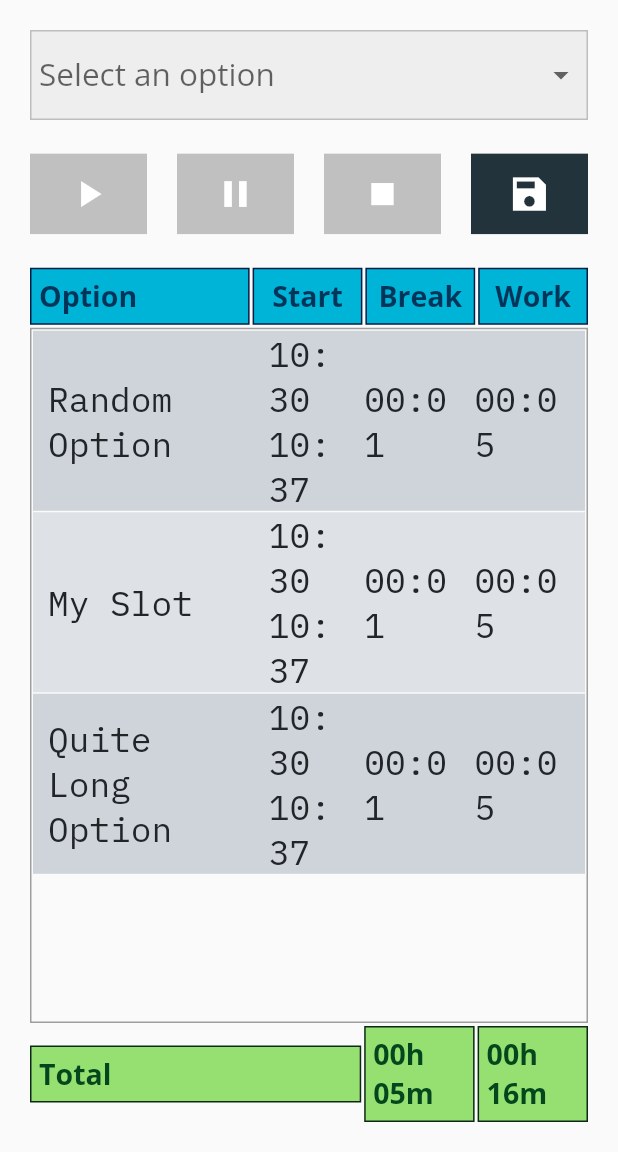
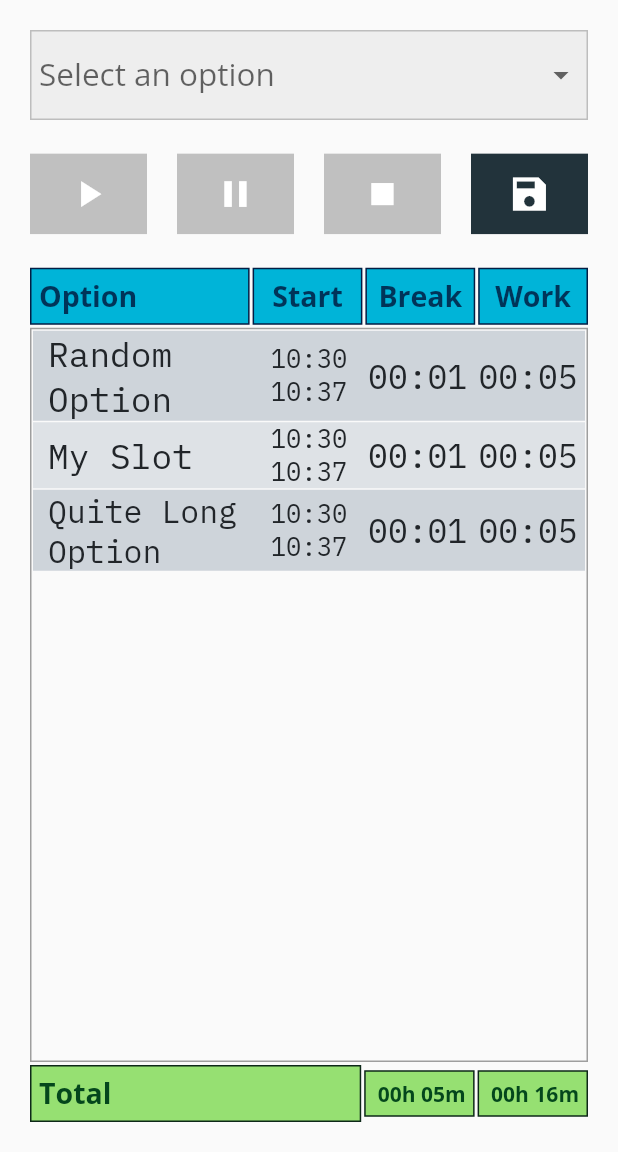
Before and after one commit to halid-ali/workHourTracker, a Flutter app: the screen it shows after launch, on a phone screen of 412 x 824 dp, the part 84-1236 px from its top. Run offline on Flutter 3.47's test engine with Material 2 defaults, Android fonts, the phone set to English and light mode, and no system bars; drawn by our look-alikes of auto_size_text, flutter_slidable; our stand-ins replace google_fonts, sqflite; accounts and stored records are empty; generated files the repository leaves out were written again.

Commit message:
replace all text by autosize text

```diff
--- a/lib/screens/main_screen.dart
+++ b/lib/screens/main_screen.dart
@@ -1,5 +1,6 @@
 import 'dart:async';
 
+import 'package:auto_size_text/auto_size_text.dart';
 import 'package:flutter/material.dart';
 import 'package:flutter_slidable/flutter_slidable.dart';
 import 'package:google_fonts/google_fonts.dart';
@@ -297,8 +298,11 @@ class _MainScreen extends State<MainScreen> {
                 child: Container(
                   padding: EdgeInsets.symmetric(horizontal: 10),
                   alignment: Alignment.centerLeft,
-                  child: Text(
+                  child: AutoSizeText(
                     option,
+                    minFontSize: 1,
+                    maxFontSize: 23,
+                    maxLines: 2,
                     style: GoogleFonts.ibmPlexMono(
                       fontSize: 23,
                       color: fontColor,
@@ -314,8 +318,11 @@ class _MainScreen extends State<MainScreen> {
                   child: Column(
                     children: [
                       Container(
-                        child: Text(
+                        child: AutoSizeText(
                           startHour,
+                          minFontSize: 1,
+                          maxFontSize: 23,
+                          maxLines: 1,
                           style: GoogleFonts.ibmPlexMono(
                             fontSize: 23,
                             color: fontColor,
@@ -323,8 +330,11 @@ class _MainScreen extends State<MainScreen> {
                         ),
                       ),
                       Container(
-                        child: Text(
+                        child: AutoSizeText(
                           stopHour,
+                          minFontSize: 1,
+                          maxFontSize: 23,
+                          maxLines: 1,
                           style: GoogleFonts.ibmPlexMono(
                             fontSize: 23,
                             color: fontColor,
@@ -340,8 +350,11 @@ class _MainScreen extends State<MainScreen> {
                 child: Container(
                   padding: EdgeInsets.only(right: 5),
                   alignment: Alignment.centerRight,
-                  child: Text(
+                  child: AutoSizeText(
                     _formatDisplay(breakDuration, true),
+                    minFontSize: 1,
+                    maxFontSize: 23,
+                    maxLines: 1,
                     style: GoogleFonts.ibmPlexMono(
                       fontSize: 23,
                       color: fontColor,
@@ -354,8 +367,11 @@ class _MainScreen extends State<MainScreen> {
                 child: Container(
                   padding: EdgeInsets.only(right: 5),
                   alignment: Alignment.centerRight,
-                  child: Text(
+                  child: AutoSizeText(
                     _formatDisplay(totalWorkHour, true),
+                    minFontSize: 1,
+                    maxFontSize: 23,
+                    maxLines: 1,
                     style: GoogleFonts.ibmPlexMono(
                       fontSize: 23,
                       color: fontColor,
--- a/lib/widgets/header_footer_column.dart
+++ b/lib/widgets/header_footer_column.dart
@@ -1,3 +1,4 @@
+import 'package:auto_size_text/auto_size_text.dart';
 import 'package:flutter/material.dart';
 import 'package:google_fonts/google_fonts.dart';
 
@@ -33,8 +34,11 @@ class HeaderFooterColumn extends StatelessWidget {
           ),
         ),
         padding: EdgeInsets.all(5),
-        child: Text(
+        child: AutoSizeText(
           text,
+          minFontSize: 1,
+          maxFontSize: 19,
+          maxLines: 1,
           style: GoogleFonts.openSans(
             color: textColor,
             fontSize: 19,
--- a/pubspec.yaml
+++ b/pubspec.yaml
@@ -19,6 +19,7 @@ dependencies:
   path: 1.8.0
   flutter_slidable: 0.5.7
   google_fonts: 1.1.2
+  auto_size_text: 2.1.0
 
 dev_dependencies:
   flutter_test:
```
Also changed, not shown: pubspec.lock.
